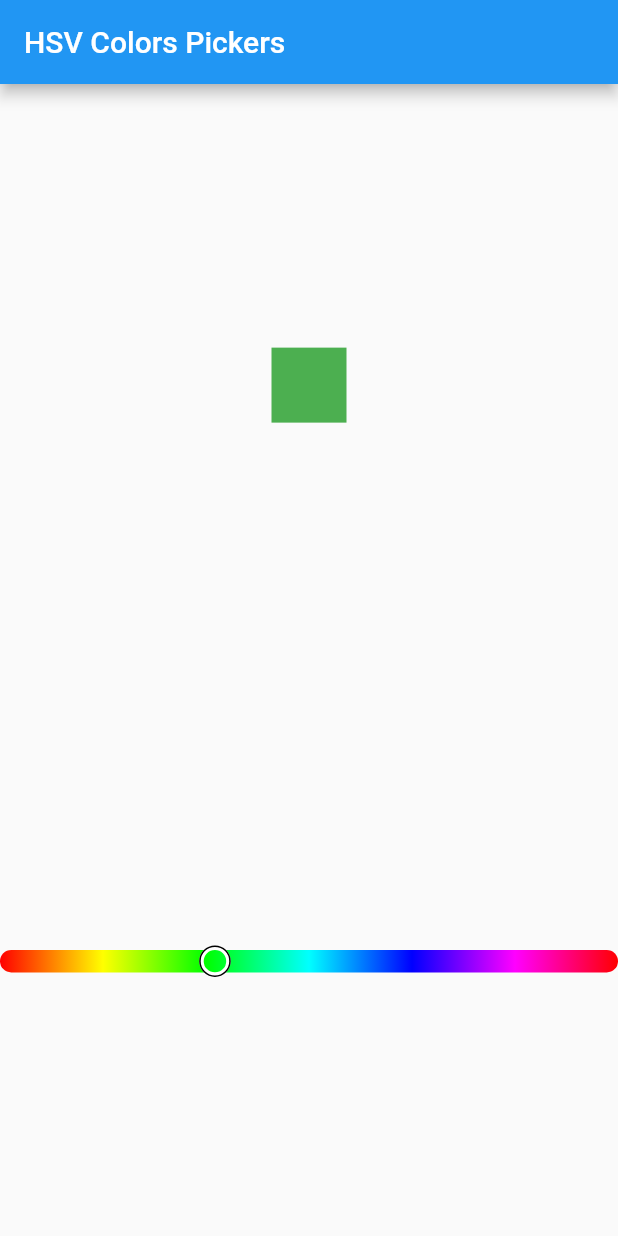
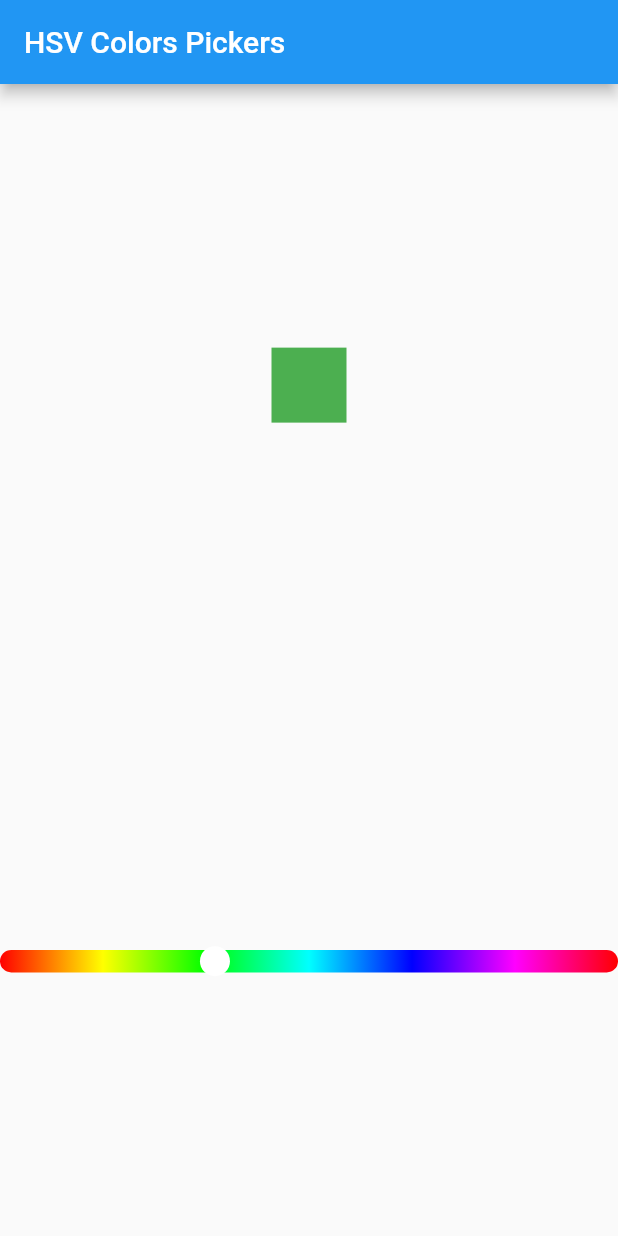
Before and after one commit to WieFel/hsv_color_pickers, a Flutter app: the screen it shows after launch, on a phone screen of 412 x 824 dp. Run offline on Flutter 3.47's test engine with Material 2 defaults, Android fonts, the phone set to English and light mode, and no system bars.

Commit message:
Make slider thumb completely customisable

```diff
--- a/lib/widgets/hue_picker.dart
+++ b/lib/widgets/hue_picker.dart
@@ -26,6 +26,16 @@ class HuePicker extends StatefulWidget {
   /// Check [Slider.onChangeEnd].
   final HSVColorChange onChangeEnd;
 
+  /// The [RoundSliderThumbShape] that should be used for the slider.
+  /// It is recommended to use [HueSliderThumbShape] and parametrise it
+  /// accordingly.
+  ///
+  /// Defaults to `HueSliderThumbShape()`.
+  final RoundSliderThumbShape thumbShape;
+
+  /// The color shown around the thumb when it is being dragged.
+  final Color thumbOverlayColor;
+
   /// Creates an instance of [HuePicker].
   HuePicker({
     Key key,
@@ -34,6 +44,8 @@ class HuePicker extends StatefulWidget {
     this.onChanged,
     this.onChangeStart,
     this.onChangeEnd,
+    this.thumbShape = const HueSliderThumbShape(),
+    this.thumbOverlayColor,
   })  : assert(initialColor != null),
         super(key: key);
 
@@ -71,11 +83,13 @@ class _HuePickerState extends State<HuePicker> {
           borderRadius: BorderRadius.circular(widget.trackHeight)),
       child: SliderTheme(
         data: SliderThemeData(
-            trackShape: CustomTrackShape(),
+          trackShape: HueTrackShape(),
           thumbColor: Colors.white,
           activeTrackColor: Colors.transparent,
           inactiveTrackColor: Colors.transparent,
-            thumbShape: CustomSliderThumbShape()),
+          thumbShape: widget.thumbShape,
+          overlayColor: widget.thumbOverlayColor,
+        ),
         child: Slider(
           min: 0.0,
           max: 360.0,
@@ -94,8 +108,9 @@ class _HuePickerState extends State<HuePicker> {
   }
 }
 
-/// Defines a custom track shape for a [Slider].
-class CustomTrackShape extends RoundedRectSliderTrackShape {
+/// Defines a custom track shape for the hue-[Slider].
+/// Lets the slider thumb slide until the exact end of the slider.
+class HueTrackShape extends RoundedRectSliderTrackShape {
   Rect getPreferredRect({
     @required RenderBox parentBox,
     Offset offset = Offset.zero,
@@ -116,7 +131,51 @@ class CustomTrackShape extends RoundedRectSliderTrackShape {
 }
 
 /// Defines a custom thumb shape for a [Slider].
-class CustomSliderThumbShape extends RoundSliderThumbShape {
+class HueSliderThumbShape extends RoundSliderThumbShape {
+  /// The radius of the slider thumb.
+  final double radius;
+
+  /// Whether the thumb should be filled or not on the inside.
+  ///
+  /// Defaults to `false`.
+  final bool filled;
+
+  /// Main color of the thumb (either fill color or stroke color if filled: `false`).
+  ///
+  /// Defaults to [Colors.white].
+  final Color color;
+
+  /// Width of the stroke, if filled is set to `false`.
+  ///
+  /// Defaults to 3.
+  final double strokeWidth;
+
+  /// Whether an additional border should be shown around the thumb.
+  ///
+  /// Defaults to `true`.
+  final bool showBorder;
+
+  /// The [Color] of the additional border around the thumb.
+  ///
+  /// Defaults to [Colors.black].
+  final Color borderColor;
+
+  /// The width of the border.
+  ///
+  /// Defaults to 1.
+  final double borderWidth;
+
+  /// Creates an instance of [HueSliderThumbShape].
+  const HueSliderThumbShape({
+    this.radius = 10,
+    this.filled = true,
+    this.color = Colors.white,
+    this.strokeWidth = 3,
+    this.showBorder = false,
+    this.borderColor = Colors.black,
+    this.borderWidth = 1,
+  }) : super(enabledThumbRadius: radius);
+
   /// Copied from [RoundSliderThumbShape.paint] and modified.
   @override
   void paint(
@@ -150,25 +209,34 @@ class CustomSliderThumbShape extends RoundSliderThumbShape {
       end: sliderTheme.thumbColor,
     );
 
-    final Color color = colorTween.evaluate(enableAnimation);
     final double radius = radiusTween.evaluate(enableAnimation);
 
+    var circlePaint = Paint()
+      ..color = color
+      ..style = filled ? PaintingStyle.fill : PaintingStyle.stroke;
+
+    if (!filled) {
+      circlePaint.strokeWidth = strokeWidth;
+    }
+
+    // draw main thumb circle
+    canvas.drawCircle(
+        center, showBorder ? radius - borderWidth : radius, circlePaint);
+
+    if (showBorder) {
+      // if border should be shown, draw it around existing circle
+      var borderRadius = radius - borderWidth;
+      if (!filled) {
+        borderRadius = borderRadius + strokeWidth / 2;
+      }
       canvas.drawCircle(
         center,
-      radius - 1,
+        borderRadius,
         Paint()
-        ..color = color
+          ..color = borderColor
           ..style = PaintingStyle.stroke
-        ..strokeWidth = 3,
-    );
-
-    canvas.drawCircle(
-      center,
-      radius,
-      Paint()
-        ..color = Colors.black
-        ..style = PaintingStyle.stroke
-        ..strokeWidth = 1,
+          ..strokeWidth = borderWidth,
       );
     }
   }
+}
```
Lines whose indentation alone changed are shown as unchanged.
